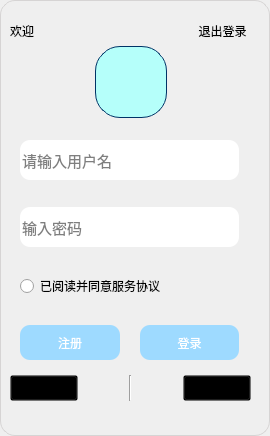
Above: UserInfo/ui/DLogin.ui from 3548848289/UniFileHub before the change. Below: the same form after it.
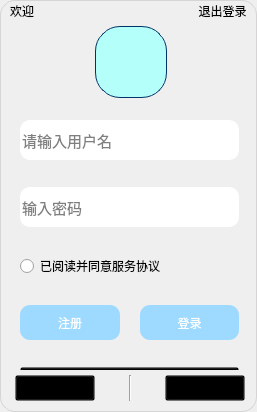
That is the form after the change. Icons and pictures are not drawn.

```diff
--- a/UserInfo/ui/DLogin.ui
+++ b/UserInfo/ui/DLogin.ui
@@ -6,8 +6,8 @@
    <rect>
     <x>0</x>
     <y>0</y>
-    <width>270</width>
-    <height>436</height>
+    <width>257</width>
+    <height>412</height>
    </rect>
   </property>
   <property name="windowTitle">
@@ -57,9 +57,9 @@
    <property name="geometry">
     <rect>
      <x>10</x>
-     <y>20</y>
+     <y>0</y>
      <width>241</width>
-     <height>381</height>
+     <height>401</height>
     </rect>
    </property>
    <property name="sizePolicy">
@@ -103,8 +103,8 @@
         </property>
         <property name="iconSize">
          <size>
-          <width>24</width>
-          <height>24</height>
+          <width>36</width>
+          <height>36</height>
          </size>
         </property>
        </widget>
@@ -285,17 +285,36 @@
     <item>
      <layout class="QHBoxLayout" name="horizontalLayout_4">
       <property name="spacing">
-       <number>51</number>
+       <number>0</number>
       </property>
+      <item>
+       <spacer name="horizontalSpacer_3">
+        <property name="orientation">
+         <enum>Qt::Orientation::Horizontal</enum>
+        </property>
+        <property name="sizeHint" stdset="0">
+         <size>
+          <width>40</width>
+          <height>20</height>
+         </size>
+        </property>
+       </spacer>
+      </item>
       <item>
        <widget class="QPushButton" name="resiger_pushButton">
         <property name="text">
-         <string>更多信息</string>
+         <string>隐私政策</string>
         </property>
        </widget>
       </item>
       <item>
        <widget class="Line" name="line">
+        <property name="minimumSize">
+         <size>
+          <width>70</width>
+          <height>0</height>
+         </size>
+        </property>
         <property name="orientation">
          <enum>Qt::Orientation::Vertical</enum>
         </property>
@@ -308,6 +327,19 @@
         </property>
        </widget>
       </item>
+      <item>
+       <spacer name="horizontalSpacer_4">
+        <property name="orientation">
+         <enum>Qt::Orientation::Horizontal</enum>
+        </property>
+        <property name="sizeHint" stdset="0">
+         <size>
+          <width>40</width>
+          <height>20</height>
+         </size>
+        </property>
+       </spacer>
+      </item>
      </layout>
     </item>
    </layout>
```
Left out of the diff: 3 changed lines with no effect on the pictures.
